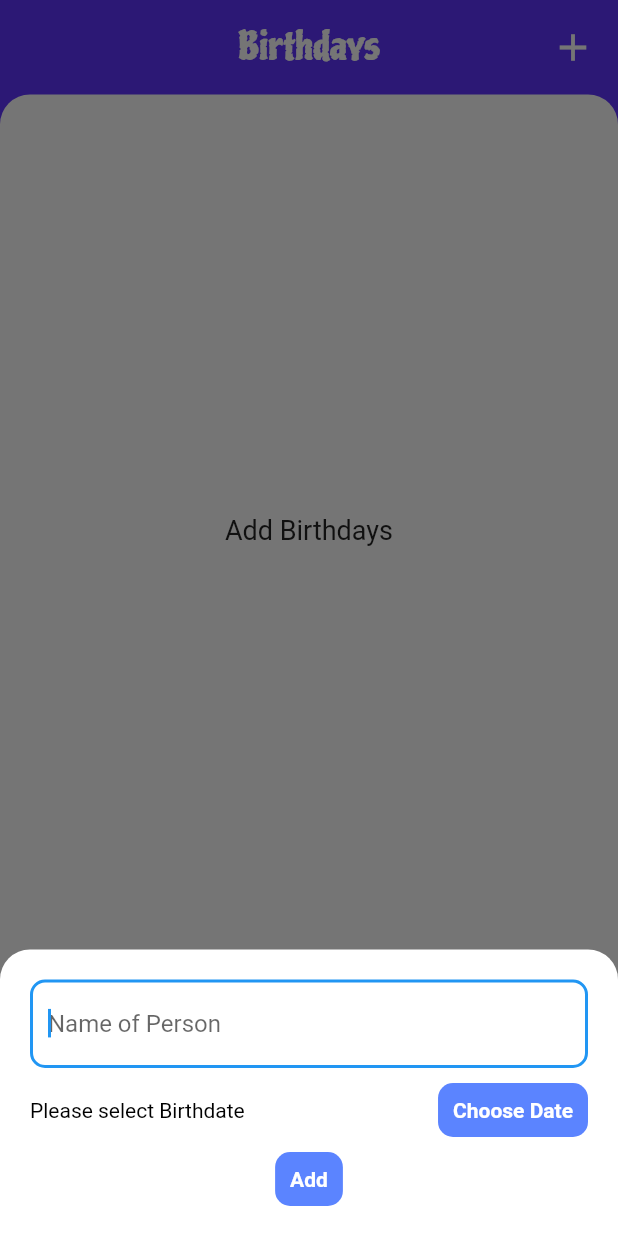
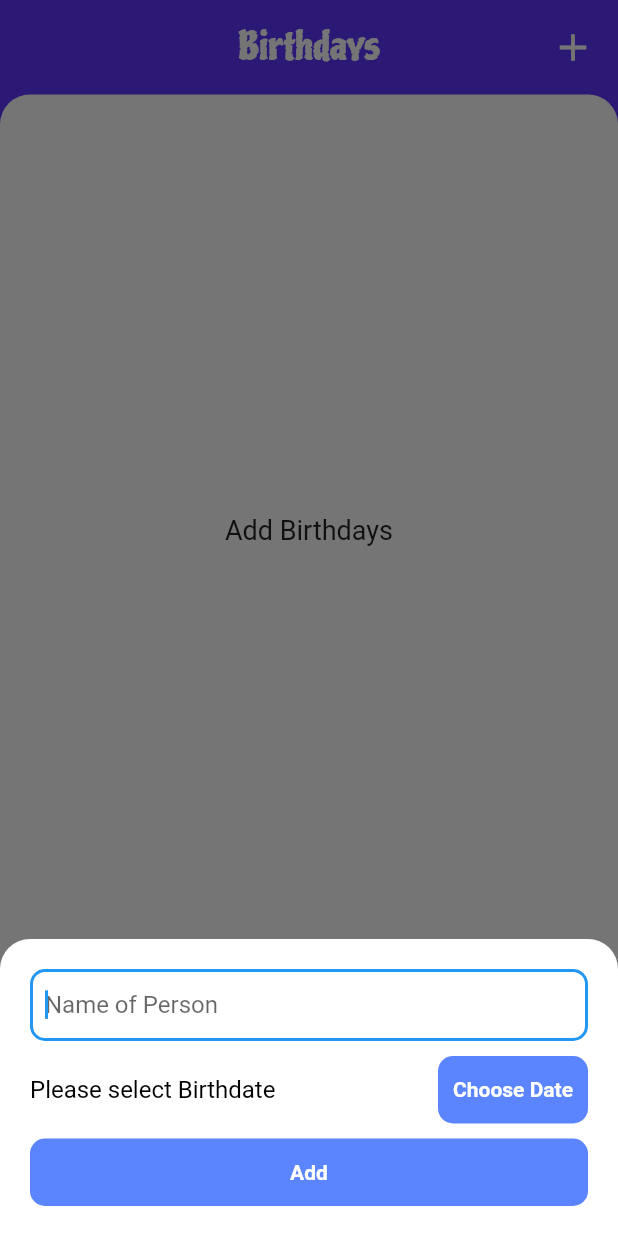
Before and after one commit to sumit-mahajan/Remember, a Flutter app: the screen it shows after launch, item 3 of the bottom bar chosen, after a tap on the "add" icon, on a phone screen of 412 x 824 dp. Run offline on Flutter 3.47's test engine with Material 2 defaults, Android fonts, the phone set to English and light mode, and no system bars; drawn by our look-alikes of curved_navigation_bar; our stand-ins replace flutter_local_notifications, flutter_screenutil, percent_indicator, rxdart, shared_preferences, sqflite and 1 more; accounts and stored records are empty.

Commit message:
Code Refactored

```diff
--- a/lib/Screens/events_tab_screen.dart
+++ b/lib/Screens/events_tab_screen.dart
@@ -72,6 +72,7 @@ class _EventsTabState extends State<EventsTab> {
                   TextField(
                     controller: _eventController,
                     decoration: InputDecoration(
+                      contentPadding: EdgeInsets.symmetric(horizontal: 10.0, vertical: 0.0),
                       filled: true,
                       fillColor: Colors.white,
                       hintText: 'Enter Event',
@@ -102,11 +103,10 @@ class _EventsTabState extends State<EventsTab> {
       return;
     if (_events[_controller.selectedDay] != null) {
       _events[_controller.selectedDay].add(_eventController.text);
-      await notificationPlugin.scheduleNotification(0, _controller.selectedDay, _eventController.text, false);
     } else {
       _events[_controller.selectedDay] = [_eventController.text];
-      await notificationPlugin.scheduleNotification(0, _controller.selectedDay, _eventController.text, false);
     }
+    await notificationPlugin.scheduleNotification(0, _controller.selectedDay, _eventController.text, false);
     prefs.setString("events", json.encode(encodeMap(_events)));
     print(json.encode(encodeMap(_events)));
     _eventController.clear();
--- a/lib/Screens/notes_tab_screen.dart
+++ b/lib/Screens/notes_tab_screen.dart
@@ -150,6 +150,7 @@ class _NotesTabState extends State<NotesTab> {
                   return GridView.count(
                     shrinkWrap: true,
                     primary: false,
+                    childAspectRatio: 50 / 13,
                     physics: NeverScrollableScrollPhysics(),
                     padding: const EdgeInsets.all(15),
                     crossAxisSpacing: 15,
--- a/lib/Screens/todo_tab_screen.dart
+++ b/lib/Screens/todo_tab_screen.dart
@@ -454,7 +454,8 @@ class _ToDoTabState extends State<ToDoTab> {
                                             }
                                           },
                                           decoration: InputDecoration(
-                                            //contentPadding: EdgeInsets.only(left: 10.0),
+                                            contentPadding: EdgeInsets.symmetric(vertical: 0, horizontal: 10.0),
+                                            hintStyle: kSmallTextStyle,
                                             filled: true,
                                             fillColor: Colors.white,
                                             hintText: 'Enter task',
--- a/lib/Utilities/constants.dart
+++ b/lib/Utilities/constants.dart
@@ -1,25 +1,28 @@
 import 'package:flutter/material.dart';
 
-const kTitleTextStyle = TextStyle(
+// Textstyles
+TextStyle kTitleTextStyle = TextStyle(
   color: Colors.white,
   fontSize: 25.0,
   fontFamily: 'Piedra',
 );
 
-const kBodyTextStyle = TextStyle(
+TextStyle kBodyTextStyle = TextStyle(
   fontSize: 18.0,
 );
 
-const kSmallTextStyle = TextStyle(
+TextStyle kSmallTextStyle = TextStyle(
   fontSize: 16.0,
 );
 
-const kBoldTextStyle = TextStyle(
+TextStyle kBoldTextStyle = TextStyle(
   fontSize: 18.0,
   fontWeight: FontWeight.w600,
 );
 
-const kSubtitleTextStyle = TextStyle(
+TextStyle kSubtitleTextStyle = TextStyle(
   fontSize: 14.0,
   fontWeight: FontWeight.w300,
 );
+
+//Colors
--- a/lib/main.dart
+++ b/lib/main.dart
@@ -14,7 +14,7 @@ class MyApp extends StatelessWidget {
   @override
   Widget build(BuildContext context) {
     return ScreenUtilInit(
-      designSize: Size(74, 156.7),
+      designSize: Size(1080, 2340),
       allowFontScaling: false,
       builder: () => MaterialApp(
         theme: ThemeData.light().copyWith(
--- a/lib/widgets/add_birthday_sheet.dart
+++ b/lib/widgets/add_birthday_sheet.dart
@@ -4,6 +4,7 @@ import 'package:remember/models/birthday_model.dart';
 import 'package:remember/screens/tabs_screen.dart';
 import 'package:remember/services/notifications_service.dart';
 import 'package:remember/services/database_service.dart';
+import 'package:remember/utilities/constants.dart';
 import 'package:remember/widgets/custom_button.dart';
 
 class AddbirthdaySheet extends StatefulWidget {
@@ -19,6 +20,7 @@ class _AddbirthdaySheetState extends State<AddbirthdaySheet> {
   DateTime birthdate;
   var formatter = new DateFormat('yyyy-MM-dd');
   DbManager dbmanager = new DbManager();
+  bool f = false;
 
   openDatePicker(BuildContext context) {
     showDatePicker(
@@ -72,6 +74,9 @@ class _AddbirthdaySheetState extends State<AddbirthdaySheet> {
             ),
           ),
         );
+      } else {
+        f = true;
+        setState(() {});
       }
     }
   }
@@ -110,6 +115,7 @@ class _AddbirthdaySheetState extends State<AddbirthdaySheet> {
                 TextFormField(
                   autofocus: true,
                   decoration: InputDecoration(
+                    contentPadding: EdgeInsets.symmetric(horizontal: 10.0, vertical: 0.0),
                     filled: true,
                     fillColor: Colors.white,
                     hintText: 'Name of Person',
@@ -136,7 +142,7 @@ class _AddbirthdaySheetState extends State<AddbirthdaySheet> {
                     children: <Widget>[
                       Text(
                         birthdate == null ? 'Please select Birthdate' : formatter.format(birthdate),
-                        style: TextStyle(color: Colors.black),
+                        style: kSmallTextStyle.copyWith(color: birthdate == null && f ? Colors.red : Colors.black),
                       ),
                       CustomButton(
                         text: 'Choose Date',
@@ -151,7 +157,9 @@ class _AddbirthdaySheetState extends State<AddbirthdaySheet> {
                   text: 'Add',
                   onClick: _addBirthday,
                 ),
-                //SizedBox(height: 10.0),
+                SizedBox(
+                  height: MediaQuery.of(context).viewInsets.bottom,
+                ),
               ],
             ),
           ),
--- a/lib/widgets/custom_button.dart
+++ b/lib/widgets/custom_button.dart
@@ -15,14 +15,17 @@ class CustomButton extends StatelessWidget {
     return GestureDetector(
       onTap: onClick,
       child: Container(
+        height: 45,
         padding: EdgeInsets.all(10.0),
         decoration: BoxDecoration(
           color: Color(0xFF5B84FF),
           borderRadius: BorderRadius.circular(10.0),
         ),
-        child: Text(
-          text,
-          style: TextStyle(color: Colors.white, fontWeight: FontWeight.w700),
+        child: Center(
+          child: Text(
+            text,
+            style: TextStyle(color: Colors.white, fontWeight: FontWeight.w700),
+          ),
         ),
       ),
     );
```
Also changed, not shown: lib/Screens/birthdays_tab_screen.dart (+10 -12 lines).
